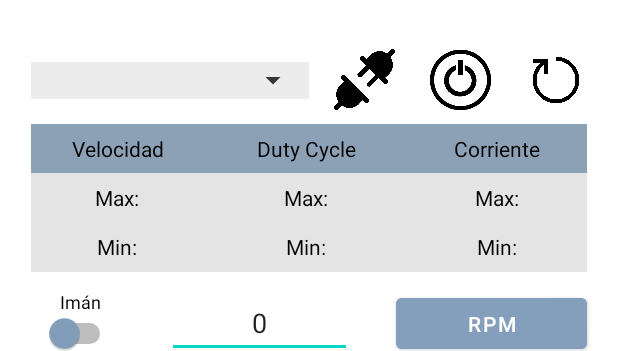
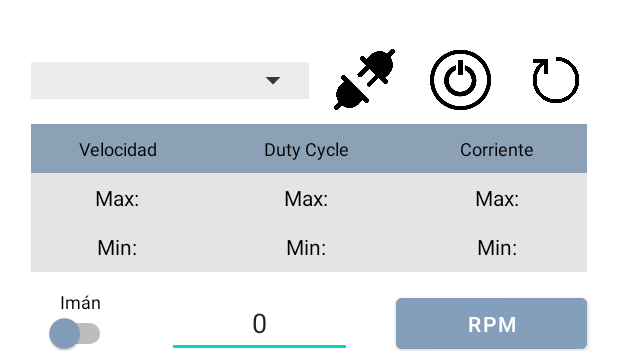
Before and after one commit to Darodbas/Control_BLDC, an Android app: the layout activity_main.xml on its own in the app's theme, with its tools: preview values and no code run, on a phone screen of 412 x 824 dp. Shown: the top 351 px of the screen. Run offline under Robolectric (Android 15) with nearby library versions, the phone set to English and light mode, and no system bars; plain views replace LineChart.

Commit message:
App finalizada

```diff
--- a/app/src/main/res/layout/activity_main.xml
+++ b/app/src/main/res/layout/activity_main.xml
@@ -282,6 +282,7 @@
         android:gravity="center"
         android:text="Velocidad"
         android:textColor="#000000"
+        android:textSize="12dp"
         app:layout_constraintBottom_toTopOf="@+id/tvVelocidadMax"
         app:layout_constraintEnd_toStartOf="@+id/guideline23"
         app:layout_constraintStart_toStartOf="@+id/guideline7"
@@ -294,6 +295,7 @@
         android:gravity="center"
         android:text="Duty Cycle"
         android:textColor="#000000"
+        android:textSize="12dp"
         app:layout_constraintBottom_toTopOf="@+id/guideline22"
         app:layout_constraintEnd_toStartOf="@+id/guideline25"
         app:layout_constraintStart_toStartOf="@+id/guideline24"
@@ -306,6 +308,7 @@
         android:gravity="center"
         android:text="Corriente"
         android:textColor="#000000"
+        android:textSize="12dp"
         app:layout_constraintBottom_toTopOf="@+id/guideline22"
         app:layout_constraintEnd_toStartOf="@+id/guideline8"
         app:layout_constraintStart_toStartOf="@+id/guideline5"
```
Also changed, not shown: app/src/main/java/com/example/controlbldc/ReciboDatos.java (+9 -20 lines).
